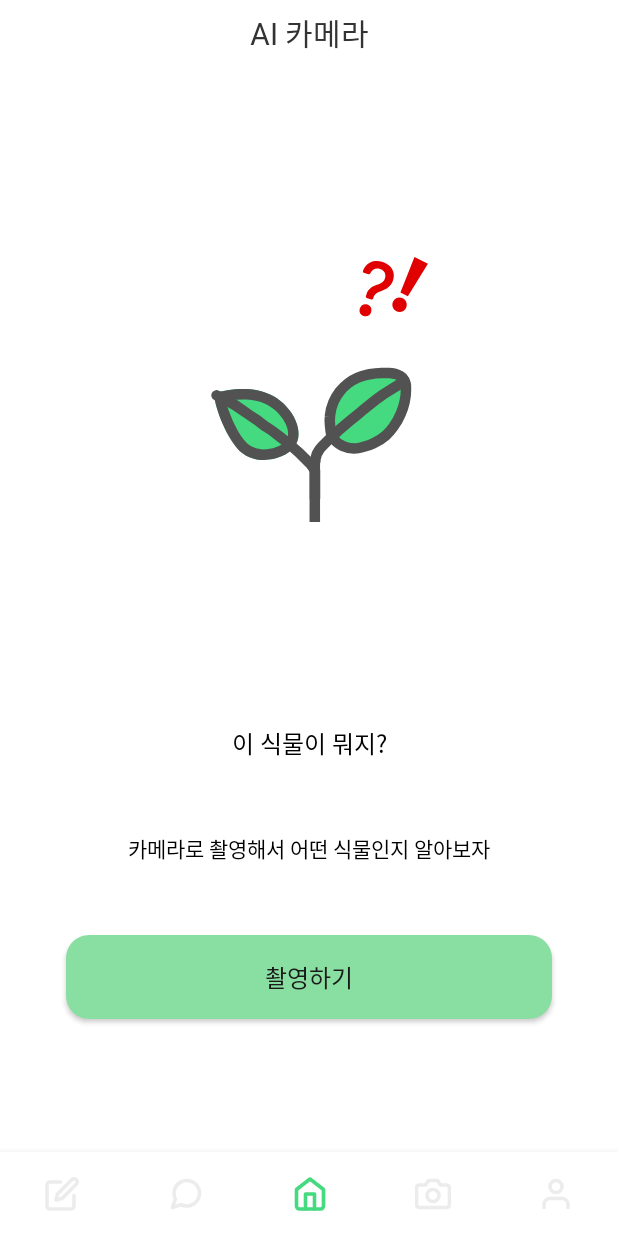
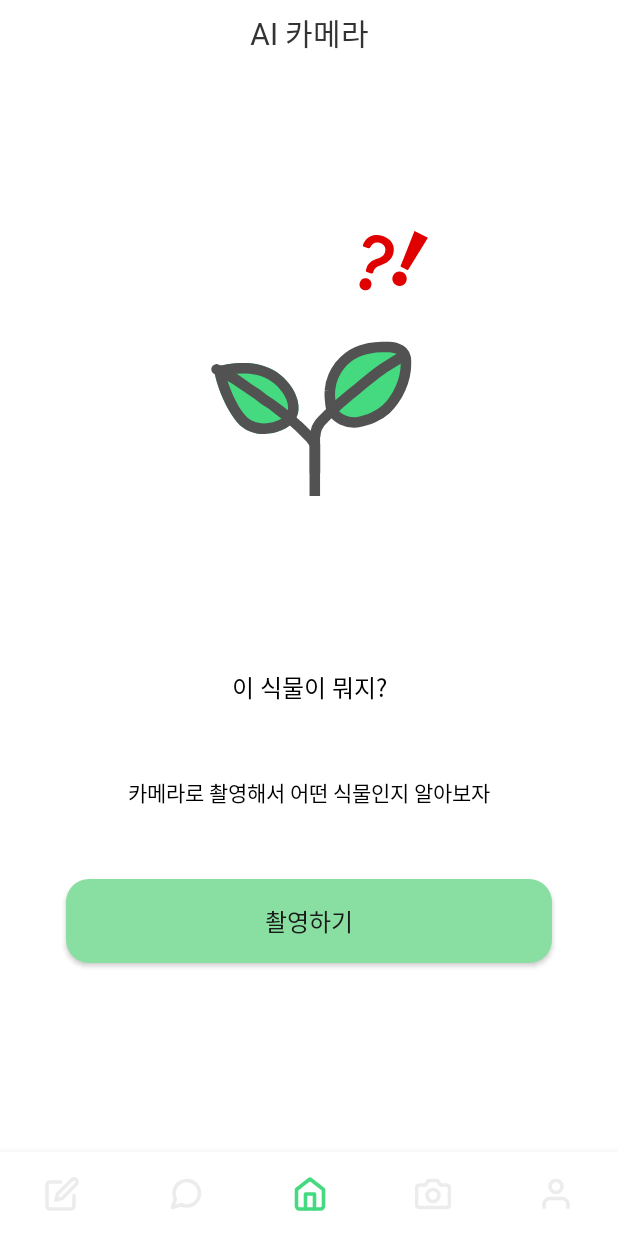
Before and after one commit to For-Plant/forplant_front, an Android app: the fragment FragmentCamera placed in its activity, on a phone screen of 412 x 824 dp. Run offline under Robolectric (Android 15) with nearby library versions, the phone set to English and light mode, and no system bars.

Commit message:
change_2

```diff
--- a/app/src/main/res/layout/fragment_camera.xml
+++ b/app/src/main/res/layout/fragment_camera.xml
@@ -20,7 +20,7 @@
         android:id="@+id/imageView10"
         android:layout_width="wrap_content"
         android:layout_height="wrap_content"
-        android:layout_marginTop="127dp"
+        android:layout_marginTop="110dp"
         android:layout_gravity="center"
         android:layout_marginLeft="2.5dp"
         app:srcCompat="@drawable/camera_home_img" />
@@ -34,7 +34,7 @@
         android:textSize="16sp"
         android:textColor="@color/black"
         android:layout_marginBottom="47dp"
-        android:layout_marginTop="134.65dp"/>
+        android:layout_marginTop="114.65dp"/>
 
     <TextView
         android:id="@+id/textView24"
```
